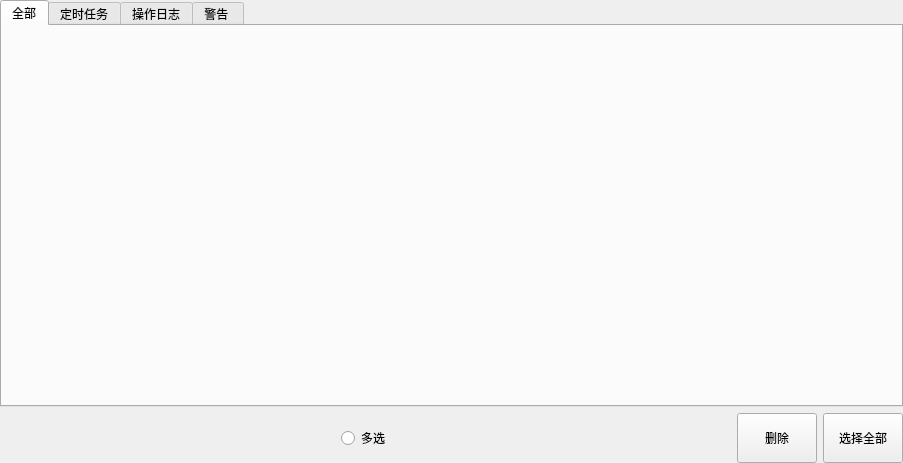
Above: log/log.ui from muyulong/pi_gateway before the change. Below: the same form after it.
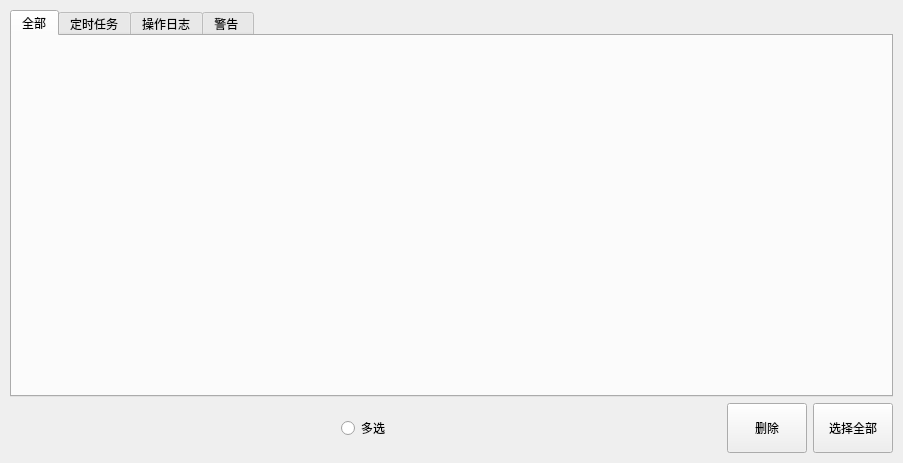
That is the form after the change.

Patch:
```diff
--- a/log/log.ui
+++ b/log/log.ui
@@ -15,16 +15,16 @@
   </property>
   <layout class="QVBoxLayout" name="verticalLayout">
    <property name="leftMargin">
-    <number>0</number>
+    <number>10</number>
    </property>
    <property name="topMargin">
-    <number>0</number>
+    <number>10</number>
    </property>
    <property name="rightMargin">
-    <number>0</number>
+    <number>10</number>
    </property>
    <property name="bottomMargin">
-    <number>0</number>
+    <number>10</number>
    </property>
    <item>
     <widget class="QTabWidget" name="tabWidget">
```
